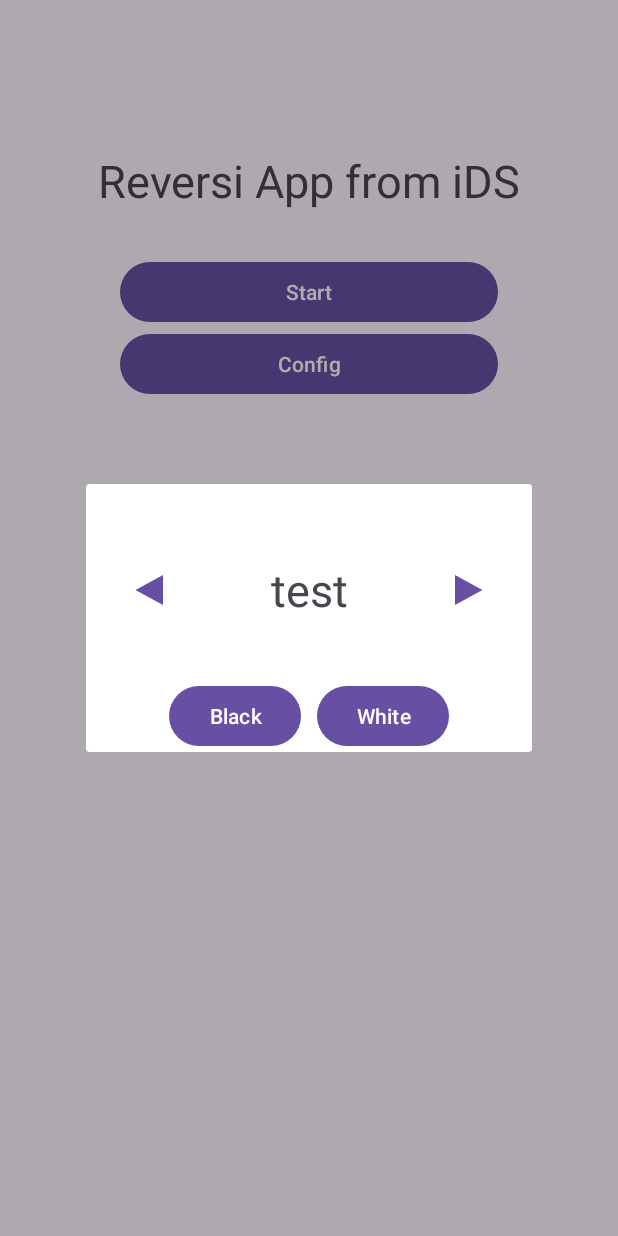
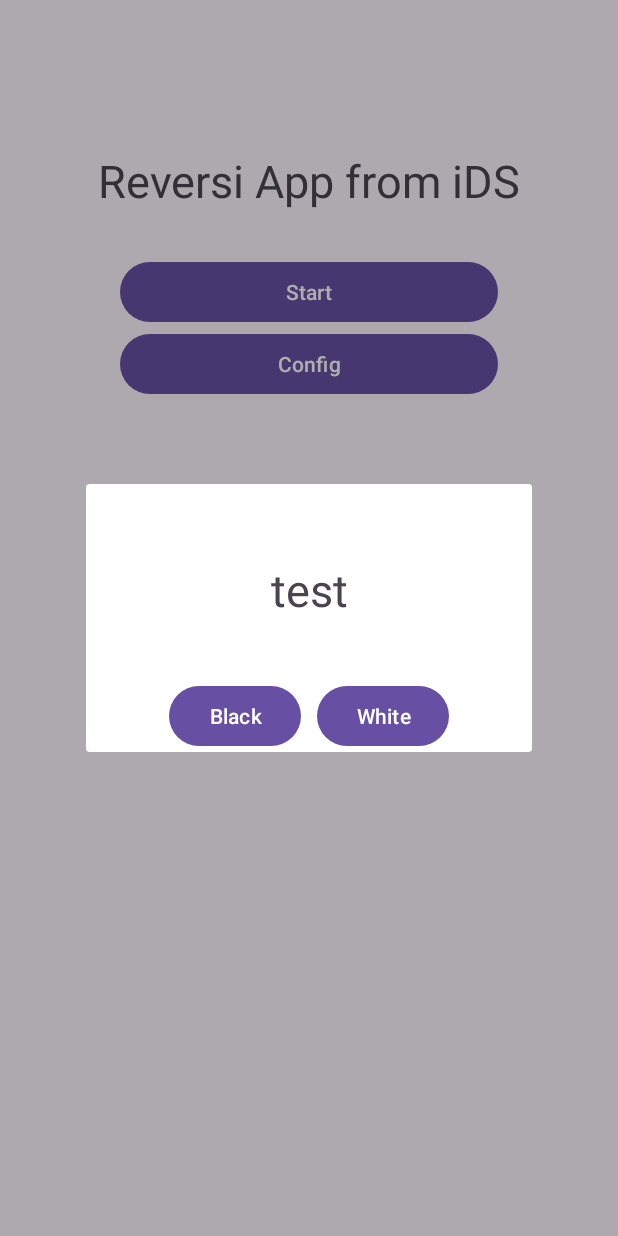
Before and after one commit to mutoxu-N/iDSReversiApp, an Android app: the screen it shows after launch (MainActivity), after a tap on "Start", on a phone screen of 412 x 824 dp. Run offline under Robolectric (Android 15) with nearby library versions, the phone set to English and light mode, and no system bars.

Commit message:
BoardSelectDialogのリバーシ版表示

```diff
--- a/app/src/main/res/layout/fragment_board_select_dialog.xml
+++ b/app/src/main/res/layout/fragment_board_select_dialog.xml
@@ -25,7 +25,9 @@
 
         app:layout_constraintStart_toStartOf="parent"
         app:layout_constraintBottom_toBottomOf="@id/tvName"
-        app:layout_constraintTop_toTopOf="@id/tvName"/>
+        app:layout_constraintTop_toTopOf="@id/tvName"
+
+        android:visibility="gone"/>
 
     <Button
         android:id="@+id/btNext"
@@ -35,7 +37,9 @@
 
         app:layout_constraintEnd_toEndOf="parent"
         app:layout_constraintBottom_toBottomOf="@id/tvName"
-        app:layout_constraintTop_toTopOf="@id/tvName"/>
+        app:layout_constraintTop_toTopOf="@id/tvName"
+
+        android:visibility="gone"/>
 
     <GridLayout
         android:id="@+id/gird"
@@ -45,9 +49,8 @@
         android:layout_marginHorizontal="30dp"
         android:layout_marginTop="30dp"
         android:background="@color/black"
+        app:layout_constraintStart_toStartOf="parent"
         app:layout_constraintEnd_toEndOf="parent"
-        app:layout_constraintStart_toStartOf="parent"
-
         app:layout_constraintTop_toBottomOf="@id/tvName" />
 
     <Button
--- a/app/src/main/res/values/dimens.xml
+++ b/app/src/main/res/values/dimens.xml
@@ -1,5 +1,5 @@
 <?xml version="1.0" encoding="utf-8"?>
 <resources>
     <dimen name="textTitle">30sp</dimen>
-    <dimen name="stone_padding">15dp</dimen>
+    <dimen name="stone_padding">3dp</dimen>
 </resources>
```
Also changed, not shown: app/src/main/java/com/github/mutoxu_n/idsreversiapp/BoardSelectDialogFragment.kt (+17 -10 lines).
